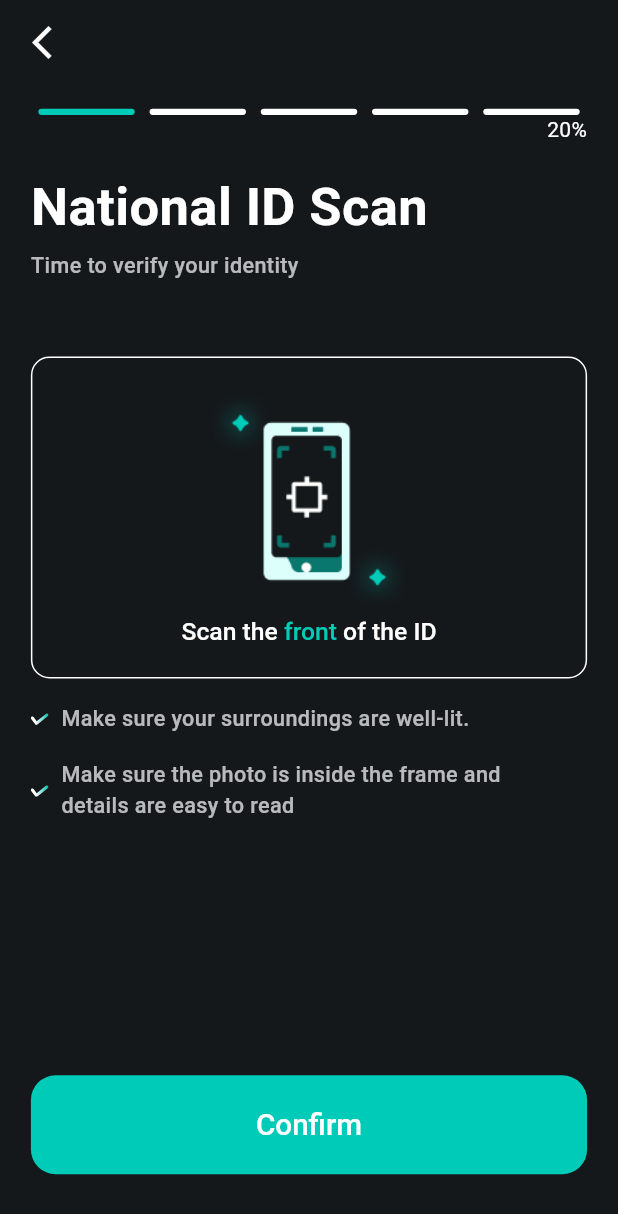
After one commit to mohamed-ebrahim-mmd/parajob, a Flutter app: the FrontNationalIdScreen screen opened by its route, on a phone screen of 412 x 824 dp. The commit adds this screen. Shown: the top 1214 px of the screen. Run offline on Flutter 3.47's test engine with Material 3 defaults, Android fonts, the phone set to English and light mode, and no system bars; our stand-ins replace flutter_svg, get, get_storage, image_picker, pinput, smooth_page_indicator; missing offline and left inert: timer_button; accounts and stored records are empty.

Commit message:
Add National ID registration screens and image picker widget
- Implemented BackNationalIdScreen for capturing the back of the National ID.
- Implemented FrontNationalIdScreen for capturing the front of the National ID.
- Created IDImagePicker widget to handle image selection from the gallery.
- Added RegisterNote widget for displaying notes related to the registration process.
- Integrated UI components with appropriate styling and layout.

```diff
--- a/lib/features/registration/create_account/create_account_screen.dart
+++ b/lib/features/registration/create_account/create_account_screen.dart
@@ -33,7 +33,7 @@ class CreateAccountScreen extends StatelessWidget {
           child: Column(
             crossAxisAlignment: CrossAxisAlignment.start,
             children: [
-              StepperRow(currentStep: -1),
+              StepperRow(currentStep: 0),
               Align(
                 alignment: AlignmentGeometry.bottomRight,
                 child: Text("0%"),
--- /dev/null
+++ b/lib/features/registration/front_national_id/front_national_id_screen.dart
@@ -0,0 +1,104 @@
+import 'package:flutter/material.dart';
+import 'package:get/get.dart';
+import 'package:get/get_core/src/get_main.dart';
+import 'package:para_job/features/registration/widgets/register_img_picker.dart';
+import 'package:para_job/features/registration/widgets/registration_note.dart';
+import 'package:para_job/packages/route_manager/controller/routes.dart';
+import 'package:para_job/packages/themeing/app_colors.dart';
+import 'package:para_job/packages/themeing/media_query_values.dart';
+import 'package:para_job/packages/ui_component/stepper/stepper.dart';
+import 'package:para_job/res/app_asset_paths.dart';
+
+class FrontNationalIdScreen extends StatelessWidget {
+  const FrontNationalIdScreen({super.key});
+
+  @override
+  Widget build(BuildContext context) {
+    return Scaffold(
+      appBar: AppBar(
+        leading: IconButton(
+          icon: const Icon(Icons.arrow_back_ios_new),
+          onPressed: () {
+            Navigator.of(context).pop();
+          },
+        ),
+      ),
+      body: Padding(
+        padding: EdgeInsets.symmetric(horizontal: context.wPct(5)),
+        child: Column(
+          crossAxisAlignment: CrossAxisAlignment.start,
+          children: [
+            context.hBox(2),
+            StepperRow(currentStep: 1),
+            Align(alignment: AlignmentGeometry.bottomRight, child: Text("20%")),
+            context.hBox(2),
+            Text(
+              'National ID Scan',
+              style: TextStyle(
+                color: AppColors.pureWhite,
+                fontSize: context.wPct(8.5),
+                fontWeight: FontWeight.w600,
+              ),
+            ),
+            context.hBox(0.5),
+            Text(
+              'Time to verify your identity',
+              style: TextStyle(
+                color: AppColors.softWhite70,
+                fontSize: context.wPct(3.5),
+                fontWeight: FontWeight.w500,
+              ),
+            ),
+
+            context.hBox(6),
+            IDImagePicker(
+              imagePath: AppAssetPaths.nationalID,
+              text: RichText(
+                textAlign: TextAlign.center,
+                text: TextSpan(
+                  text: 'Scan the',
+                  //  _selectedImage == null ? 'Scan the' : 'Selected the',
+                  style: TextStyle(
+                    color: AppColors.pureWhite,
+                    fontSize: context.wPct(4),
+                    fontWeight: FontWeight.w500,
+                  ),
+                  children: [
+                    TextSpan(
+                      text: " front",
+                      //_selectedImage == null ? ' front' : ' new front',
+                      style: TextStyle(color: AppColors.aquaTeal),
+                    ),
+                    TextSpan(text: ' of the ID'),
+                  ],
+                ),
+              ),
+            ),
+             context.hBox(2),
+            RegisterNote(note: "Make sure your surroundings are well-lit."),
+             context.hBox(2),
+            RegisterNote(
+              note:
+                  "Make sure the photo is inside the frame and \ndetails are easy to read",
+            ),
+          ],
+        ),
+      ),
+
+            bottomNavigationBar: Padding(
+        padding: EdgeInsets.symmetric(
+          horizontal: context.wPct(5),
+          vertical: context.hPct(5),
+        ),
+        child: FilledButton(
+          onPressed: () {
+             Get.toNamed(
+                  "${Routes.createAccount}${Routes.createAccountOTP}${Routes.createAccountSetPass}${Routes.createAccountFrontID}${Routes.createAccountBackID}",
+                );
+          },
+          child: Text("Confirm"),
+        ),
+      ),
+    );
+  }
+}
--- /dev/null
+++ b/lib/features/registration/widgets/register_img_picker.dart
@@ -0,0 +1,78 @@
+import 'dart:io';
+import 'package:flutter/material.dart';
+import 'package:image_picker/image_picker.dart';
+import 'package:para_job/packages/themeing/app_colors.dart';
+import 'package:para_job/packages/themeing/media_query_values.dart';
+import 'package:para_job/res/app_asset_paths.dart';
+//import 'package:para_job/packages/constants/app_asset_paths.dart';
+
+class IDImagePicker extends StatefulWidget {
+  const IDImagePicker({super.key, required this.imagePath, required this.text});
+  final String imagePath;
+  final Widget text;
+
+  @override
+  State<IDImagePicker> createState() => _IDImagePickerState();
+}
+
+class _IDImagePickerState extends State<IDImagePicker> {
+  File? _selectedImage; // holds the picked image file
+  final ImagePicker _picker = ImagePicker();
+
+  Future<void> _pickImage() async {
+    try {
+      final XFile? pickedFile = await _picker.pickImage(
+        source: ImageSource.gallery,
+        imageQuality: 85,
+      );
+
+      if (pickedFile != null) {
+        setState(() {
+          _selectedImage = File(pickedFile.path);
+        });
+      }
+    } catch (e) {
+      debugPrint('Error picking image: $e');
+    }
+  }
+
+  @override
+  Widget build(BuildContext context) {
+    return GestureDetector(
+      onTap: _pickImage,
+      child: Container(
+        padding: EdgeInsets.all(context.wPct(5)),
+        width: context.w,
+        decoration: BoxDecoration(
+          border: Border.all(color: AppColors.pureWhite),
+          borderRadius: BorderRadius.circular(context.wPct(3)),
+        ),
+        child: Column(
+          children: [
+            _selectedImage != null
+                ? ClipRRect(
+                    borderRadius: BorderRadius.circular(context.wPct(2)),
+                    child: Image.file(
+                      _selectedImage!,
+                      width: context.wPct(60),
+                      height: context.hPct(18),
+                      fit: BoxFit.cover,
+                    ),
+                  )
+                : Image.asset(
+                    widget.imagePath,
+                    width: context.wPct(60),
+                    height: context.hPct(18),
+                    fit: BoxFit.contain,
+                  ),
+
+            context.hBox(0.5),
+            widget.text
+
+
+          ],
+        ),
+      ),
+    );
+  }
+}
--- /dev/null
+++ b/lib/features/registration/widgets/registration_note.dart
@@ -0,0 +1,29 @@
+
+import 'package:flutter/material.dart';
+import 'package:flutter_svg/svg.dart';
+import 'package:para_job/packages/themeing/app_colors.dart';
+import 'package:para_job/packages/themeing/media_query_values.dart';
+import 'package:para_job/res/app_asset_paths.dart';
+
+class RegisterNote extends StatelessWidget {
+  const RegisterNote({super.key, required this.note});
+  final String note;
+
+  @override
+  Widget build(BuildContext context) {
+    return Row(
+      children: [
+        SvgPicture.asset(AppAssetPaths.checkIcon),
+        context.wBox(2),
+        Text(
+          note,
+          style: TextStyle(
+            color: AppColors.softWhite70,
+            fontSize: context.wPct(3.5),
+            fontWeight: FontWeight.w500,
+          ),
+        ),
+      ],
+    );
+  }
+}
--- a/lib/packages/route_manager/controller/routes.dart
+++ b/lib/packages/route_manager/controller/routes.dart
@@ -11,9 +11,11 @@ import 'package:para_job/features/authentication/forgot_password_otp/forgot_pass
 import 'package:para_job/features/authentication/set_new_password/set_new_password_screen.dart';
 import 'package:para_job/features/main_navigator/main_navigator_screen.dart';
 import 'package:para_job/features/onboarding/onboarding_screen.dart';
+import 'package:para_job/features/registration/back_national_id/back_national_id_screen.dart';
 import 'package:para_job/features/registration/create_account/create_account_screen.dart';
 import 'package:para_job/features/registration/create_account_otp/create_account_otp_screen.dart';
 import 'package:para_job/features/registration/create_account_set_pass/create_account_set_pass.dart';
+import 'package:para_job/features/registration/front_national_id/front_national_id_screen.dart';
 
 class Routes {
   static const String onboarding = '/onboarding';
@@ -26,7 +28,10 @@ class Routes {
   static const String createAccount = '/create-account';
   static const String info = '/info';
   static const String createAccountOTP = '/create-account-otp';
-  static const String CreateAccountSetPass = '/create-account-set-pass';
+  static const String createAccountSetPass = '/create-account-set-pass';
+  static const String createAccountFrontID = '/create-account-front-id';
+  static const String createAccountBackID = '/create-account-back-id';
+
 }
 
 class AppPages {
@@ -64,8 +69,20 @@ class AppPages {
           page: () => CreateAccountOtpScreen(),
           children: [
             GetPage(
-              name: Routes.CreateAccountSetPass,
+              name: Routes.createAccountSetPass,
               page: () => CreateAccountSetPass(),
+              children: [
+                GetPage(
+                  name: Routes.createAccountFrontID,
+                  page: () => FrontNationalIdScreen(),
+                  children: [
+                    GetPage(
+                      name: Routes.createAccountBackID,
+                      page: () => BackNationalIdScreen(),
+                    ),
+                  ],
+                ),
+              ]
             ),
           ],
         ),
--- a/lib/packages/ui_component/stepper/stepper.dart
+++ b/lib/packages/ui_component/stepper/stepper.dart
@@ -31,7 +31,7 @@ class StepperRow extends StatelessWidget {
       5,
       (index) => Expanded(
         child: Stepper(
-          stepColor: index == currentStep
+          stepColor: index+1 <= currentStep
               ? AppColors.aquaTeal // active step
               : AppColors.pureWhite, // inactive step
         ),
--- a/lib/res/app_asset_paths.dart
+++ b/lib/res/app_asset_paths.dart
@@ -36,4 +36,9 @@ abstract final class AppAssetPaths {
 
   ///  ForgetPassword Icon
   static const backBtnIcon = "assets/icons/back_btn_icon.svg";
+
+  ///  Registration
+  static const nationalID="assets/images/national_id.png";
+  static const checkIcon="assets/icons/check.svg";
+  static const userWithID="asset/images/user_with_id.png";
 }
--- a/pubspec.yaml
+++ b/pubspec.yaml
@@ -18,6 +18,7 @@ dependencies:
   pinput: ^5.0.2
   timer_button: ^2.3.3
   linear_progress_bar: ^1.2.0
+  image_picker: ^1.2.0
 
 
 dev_dependencies:
```
Also changed, not shown: lib/features/authentication/forgot_password_otp/forgot_password_otp_screen.dart (+4 -16 lines), lib/features/registration/back_national_id/back_national_id_screen.dart (added, +101 -0 lines), lib/features/registration/create_account_otp/create_account_otp_screen.dart (+5 -17 lines), lib/features/registration/create_account_set_pass/create_account_set_pass.dart (+9 -38 lines), lib/packages/themeing/theme.dart (+21 -0 lines), assets/icons/check.svg (added), assets/images/national_id.png (added), assets/images/user_with_id.png (added), pubspec.lock.
